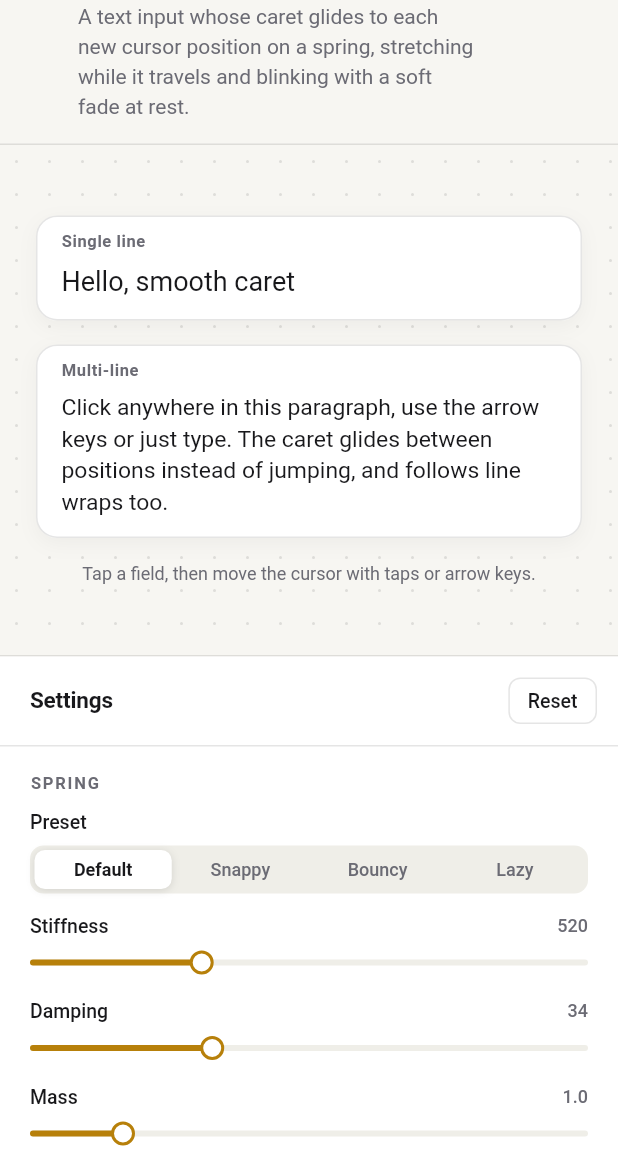
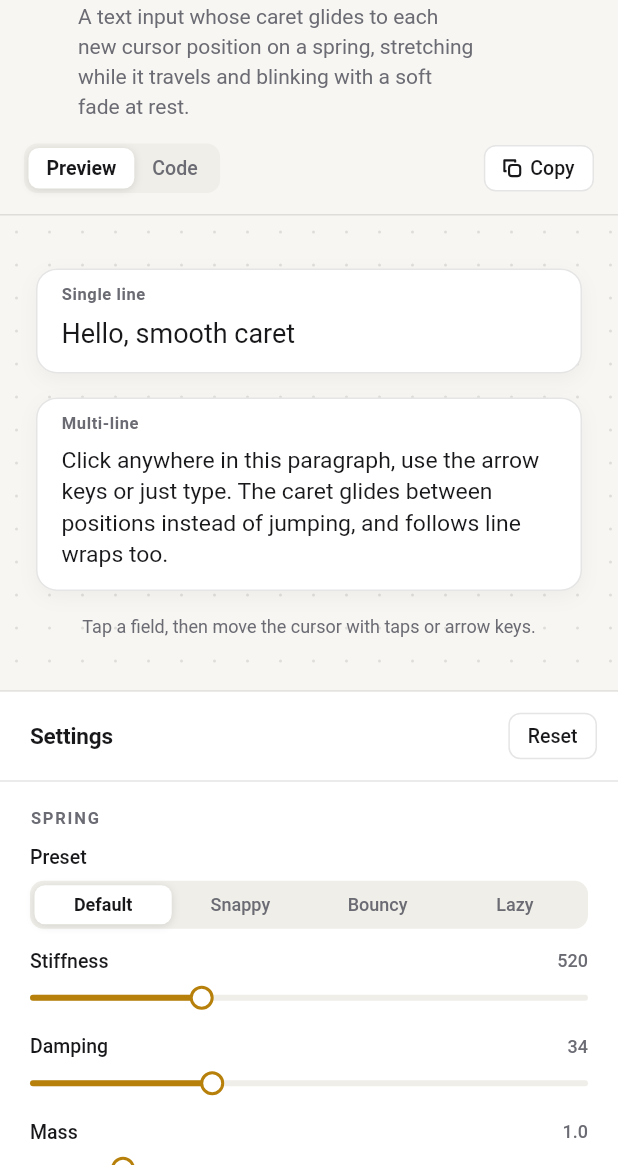
Before and after one commit to lucas-goldner/flutter-golden-components, a Flutter app: the screen it shows after launch, after a tap on "Dark", after a tap on "Light", after a tap on "001", on a phone screen of 412 x 824 dp, the part 71-1236 px from its top. Run offline on Flutter 3.47's test engine with Material 3 defaults, Android fonts, the phone set to English and light mode, and no system bars.

Commit message:
Gallery: Code tab with highlighted source and Copy code button
Each component page now has a Preview / Code switch and a Copy code
button. The package ships component sources as assets so the gallery
can load them; the code view uses a small widgets-only Dart highlighter
(keywords, types, calls, strings, numbers, comments, annotations) with
line numbers and a bundled monospace font (DejaVu Sans Mono).

Co-Authored-By: Claude Opus 5.5 <noreply@anthropic.com>
Claude-Session: https://claude.ai/code/session_01Lau5SnzYcLALEXvzM8Simn

```diff
--- /dev/null
+++ b/example/lib/gallery/code_view.dart
@@ -0,0 +1,319 @@
+import 'dart:async';
+
+import 'package:flutter/services.dart';
+import 'package:flutter/widgets.dart';
+
+import 'controls.dart';
+import 'dart_highlighter.dart';
+import 'registry.dart';
+import 'theme.dart';
+
+final Map<String, Future<String>> _sourceCache = {};
+
+/// Loads a component's source, which the package ships as an asset.
+Future<String> loadComponentSource(GalleryComponent component, {AssetBundle? bundle}) {
+  return _sourceCache[component.sourceAsset] ??= (bundle ?? rootBundle).loadString(
+    component.sourceAsset,
+  );
+}
+
+/// Copies a component's source to the clipboard and briefly confirms it.
+class CopyCodeButton extends StatefulWidget {
+  const CopyCodeButton({super.key, required this.component, this.compact = false});
+
+  final GalleryComponent component;
+
+  /// Shows "Copy" instead of "Copy code", for tight layouts.
+  final bool compact;
+
+  @override
+  State<CopyCodeButton> createState() => _CopyCodeButtonState();
+}
+
+class _CopyCodeButtonState extends State<CopyCodeButton> {
+  bool _copied = false;
+  Timer? _reset;
+
+  @override
+  void dispose() {
+    _reset?.cancel();
+    super.dispose();
+  }
+
+  Future<void> _copy() async {
+    final code = await loadComponentSource(widget.component);
+    await Clipboard.setData(ClipboardData(text: code));
+    if (!mounted) return;
+    setState(() => _copied = true);
+    _reset?.cancel();
+    _reset = Timer(const Duration(milliseconds: 1600), () {
+      if (mounted) setState(() => _copied = false);
+    });
+  }
+
+  @override
+  Widget build(BuildContext context) {
+    final p = GalleryTheme.paletteOf(context);
+    return GalleryButton(
+      label: _copied ? 'Copied' : (widget.compact ? 'Copy' : 'Copy code'),
+      onTap: _copy,
+      leading: SizedBox.square(
+        dimension: 12,
+        child: CustomPaint(painter: _copied ? _CheckPainter(p.accent) : _CopyPainter(p.text)),
+      ),
+    );
+  }
+}
+
+/// Read-only, syntax highlighted view of a component's source.
+class CodeView extends StatefulWidget {
+  const CodeView({super.key, required this.component});
+
+  final GalleryComponent component;
+
+  @override
+  State<CodeView> createState() => _CodeViewState();
+}
+
+class _CodeViewState extends State<CodeView> {
+  late Future<String> _source = loadComponentSource(widget.component);
+  final _vertical = ScrollController();
+  final _horizontal = ScrollController();
+
+  @override
+  void didUpdateWidget(CodeView oldWidget) {
+    super.didUpdateWidget(oldWidget);
+    if (oldWidget.component != widget.component) _source = loadComponentSource(widget.component);
+  }
+
+  @override
+  void dispose() {
+    _vertical.dispose();
+    _horizontal.dispose();
+    super.dispose();
+  }
+
+  @override
+  Widget build(BuildContext context) {
+    final gallery = GalleryTheme.paletteOf(context);
+    final code = gallery.isDark ? CodePalette.dark : CodePalette.light;
+    return ColoredBox(
+      color: code.background,
+      child: Column(
+        crossAxisAlignment: CrossAxisAlignment.stretch,
+        children: [
+          _FileBar(component: widget.component, source: _source),
+          Container(height: 1, color: gallery.border),
+          Expanded(
+            child: FutureBuilder<String>(
+              future: _source,
+              builder: (context, snap) {
+                if (snap.hasError) {
+                  return Center(
+                    child: Text(
+                      'Could not load ${widget.component.sourcePath}',
+                      style: GalleryText.body(gallery),
+                    ),
+                  );
+                }
+                final source = snap.data;
+                if (source == null) return const SizedBox.shrink();
+                return _CodeBody(
+                  source: source,
+                  palette: code,
+                  vertical: _vertical,
+                  horizontal: _horizontal,
+                );
+              },
+            ),
+          ),
+        ],
+      ),
+    );
+  }
+}
+
+class _FileBar extends StatelessWidget {
+  const _FileBar({required this.component, required this.source});
+
+  final GalleryComponent component;
+  final Future<String> source;
+
+  @override
+  Widget build(BuildContext context) {
+    final p = GalleryTheme.paletteOf(context);
+    return Padding(
+      padding: const EdgeInsets.fromLTRB(20, 12, 20, 12),
+      child: Row(
+        children: [
+          Expanded(
+            child: Text.rich(
+              TextSpan(
+                children: [
+                  TextSpan(text: component.sourcePath),
+                  WidgetSpan(
+                    alignment: PlaceholderAlignment.middle,
+                    child: FutureBuilder<String>(
+                      future: source,
+                      builder: (context, snap) => Text(
+                        snap.hasData ? '   ${'\n'.allMatches(snap.data!).length + 1} lines' : '',
+                        style: GalleryText.value(p),
+                      ),
+                    ),
+                  ),
+                ],
+              ),
+              maxLines: 1,
+              overflow: TextOverflow.ellipsis,
+              style: TextStyle(fontFamily: kMonoFont, fontSize: 12, color: p.text),
+            ),
+          ),
+        ],
+      ),
+    );
+  }
+}
+
+/// Font bundled by the gallery for code.
+const String kMonoFont = 'GalleryMono';
+
+class _CodeBody extends StatelessWidget {
+  const _CodeBody({
+    required this.source,
+    required this.palette,
+    required this.vertical,
+    required this.horizontal,
+  });
+
+  final String source;
+  final CodePalette palette;
+  final ScrollController vertical;
+  final ScrollController horizontal;
+
+  @override
+  Widget build(BuildContext context) {
+    const fontSize = 13.0;
+    const height = 1.55;
+    // A forced strut keeps the gutter and code lines exactly aligned.
+    const strut = StrutStyle(
+      fontFamily: kMonoFont,
+      fontSize: fontSize,
+      height: height,
+      forceStrutHeight: true,
+    );
+    final base = TextStyle(
+      fontFamily: kMonoFont,
+      fontSize: fontSize,
+      height: height,
+      color: palette.plain,
+    );
+    final lines = '\n'.allMatches(source).length + 1;
+    final numbers = List.generate(lines, (i) => '${i + 1}').join('\n');
+    final thumb = palette.lineNumber.withValues(alpha: 0.6);
+    final bottom = MediaQuery.paddingOf(context).bottom;
+
+    return RawScrollbar(
+      controller: vertical,
+      thumbColor: thumb,
+      radius: const Radius.circular(3),
+      thickness: 6,
+      child: SingleChildScrollView(
+        controller: vertical,
+        padding: EdgeInsets.only(top: 14, bottom: 24 + bottom),
+        child: Row(
+          crossAxisAlignment: CrossAxisAlignment.start,
+          children: [
+            Container(
+              color: palette.gutter,
+              padding: const EdgeInsets.only(left: 16, right: 18),
+              child: Text(
+                numbers,
+                textAlign: TextAlign.right,
+                strutStyle: strut,
+                style: base.copyWith(color: palette.lineNumber),
+              ),
+            ),
+            Expanded(
+              child: RawScrollbar(
+                controller: horizontal,
+                thumbColor: thumb,
+                radius: const Radius.circular(3),
+                thickness: 6,
+                child: SingleChildScrollView(
+                  controller: horizontal,
+                  scrollDirection: Axis.horizontal,
+                  padding: const EdgeInsets.only(right: 24, bottom: 10),
+                  child: Text.rich(
+                    TextSpan(style: base, children: highlightDart(source, palette)),
+                    strutStyle: strut,
+                    softWrap: false,
+                  ),
+                ),
+              ),
+            ),
+          ],
+        ),
+      ),
+    );
+  }
+}
+
+class _CopyPainter extends CustomPainter {
+  _CopyPainter(this.color);
+
+  final Color color;
+
+  @override
+  void paint(Canvas canvas, Size size) {
+    final s = size.width;
+    final paint = Paint()
+      ..style = PaintingStyle.stroke
+      ..strokeWidth = 1.4
+      ..color = color;
+    canvas.drawRRect(
+      RRect.fromRectAndRadius(
+        Rect.fromLTWH(s * 0.32, s * 0.32, s * 0.62, s * 0.62),
+        const Radius.circular(2),
+      ),
+      paint,
+    );
+    canvas.drawPath(
+      Path()
+        ..moveTo(s * 0.18, s * 0.66)
+        ..lineTo(s * 0.06, s * 0.66)
+        ..lineTo(s * 0.06, s * 0.06)
+        ..lineTo(s * 0.66, s * 0.06)
+        ..lineTo(s * 0.66, s * 0.18),
+      paint..strokeJoin = StrokeJoin.round,
+    );
+  }
+
+  @override
+  bool shouldRepaint(_CopyPainter oldDelegate) => oldDelegate.color != color;
+}
+
+class _CheckPainter extends CustomPainter {
+  _CheckPainter(this.color);
+
+  final Color color;
+
+  @override
+  void paint(Canvas canvas, Size size) {
+    final s = size.width;
+    canvas.drawPath(
+      Path()
+        ..moveTo(s * 0.1, s * 0.55)
+        ..lineTo(s * 0.4, s * 0.82)
+        ..lineTo(s * 0.92, s * 0.2),
+      Paint()
+        ..style = PaintingStyle.stroke
+        ..strokeWidth = 1.8
+        ..strokeCap = StrokeCap.round
+        ..strokeJoin = StrokeJoin.round
+        ..color = color,
+    );
+  }
+
+  @override
+  bool shouldRepaint(_CheckPainter oldDelegate) => oldDelegate.color != color;
+}
--- /dev/null
+++ b/example/lib/gallery/dart_highlighter.dart
@@ -0,0 +1,151 @@
+import 'package:flutter/widgets.dart';
+
+/// Colors for highlighted Dart code (GitHub-like).
+@immutable
+class CodePalette {
+  const CodePalette({
+    required this.background,
+    required this.gutter,
+    required this.lineNumber,
+    required this.plain,
+    required this.keyword,
+    required this.type,
+    required this.function,
+    required this.string,
+    required this.number,
+    required this.comment,
+    required this.annotation,
+  });
+
+  final Color background;
+  final Color gutter;
+  final Color lineNumber;
+  final Color plain;
+  final Color keyword;
+  final Color type;
+  final Color function;
+  final Color string;
+  final Color number;
+  final Color comment;
+  final Color annotation;
+
+  static const dark = CodePalette(
+    background: Color(0xFF0D1117),
+    gutter: Color(0xFF0D1117),
+    lineNumber: Color(0xFF4B535D),
+    plain: Color(0xFFE6EDF3),
+    keyword: Color(0xFFFF7B72),
+    type: Color(0xFFFFA657),
+    function: Color(0xFFD2A8FF),
+    string: Color(0xFFA5D6FF),
+    number: Color(0xFF79C0FF),
+    comment: Color(0xFF8B949E),
+    annotation: Color(0xFFF5C451),
+  );
+
+  static const light = CodePalette(
+    background: Color(0xFFFFFFFF),
+    gutter: Color(0xFFFFFFFF),
+    lineNumber: Color(0xFFAFB8C1),
+    plain: Color(0xFF1F2328),
+    keyword: Color(0xFFCF222E),
+    type: Color(0xFF953800),
+    function: Color(0xFF8250DF),
+    string: Color(0xFF0A3069),
+    number: Color(0xFF0550AE),
+    comment: Color(0xFF6E7781),
+    annotation: Color(0xFF9A6700),
+  );
+}
+
+/// Kind of a highlighted token.
+enum DartToken { plain, keyword, type, function, string, number, comment, annotation }
+
+const Set<String> _keywords = {
+  'abstract', 'as', 'assert', 'async', 'await', 'base', 'break', 'case', //
+  'catch', 'class', 'const', 'continue', 'covariant', 'default', 'deferred',
+  'do', 'dynamic', 'else', 'enum', 'export', 'extends', 'extension',
+  'external', 'factory', 'false', 'final', 'finally', 'for', 'Function', 'get',
+  'hide', 'if', 'implements', 'import', 'in', 'interface', 'is', 'late',
+  'library', 'mixin', 'new', 'null', 'on', 'operator', 'part', 'required',
+  'rethrow', 'return', 'sealed', 'set', 'show', 'static', 'super', 'switch',
+  'sync', 'this', 'throw', 'true', 'try', 'typedef', 'var', 'void', 'when',
+  'while', 'with', 'yield',
+};
+
+/// Built-in types that start lowercase.
+const Set<String> _builtinTypes = {'int', 'double', 'num', 'bool'};
+
+final RegExp _token = RegExp(
+  r'(?<comment>//[^\n]*|/\*[\s\S]*?\*/)'
+  r'|(?<string>r?"""[\s\S]*?"""|'
+  r"r?'''[\s\S]*?'''|"
+  r'''r?"(?:[^"\\\n]|\\.)*"|r?'(?:[^'\\\n]|\\.)*')'''
+  r'|(?<annotation>@[A-Za-z_]\w*)'
+  r'|(?<number>\b(?:0x[0-9A-Fa-f]+|\d+(?:\.\d+)?(?:e[+-]?\d+)?)\b)'
+  r'|(?<word>[A-Za-z_$][\w$]*)(?<call>\s*(?:<[\w<>, ?]*>)?\()?',
+);
+
+final RegExp _typeName = RegExp(r'^_?[A-Z]');
+
+/// Splits Dart source into `(text, kind)` runs. Pure, so it is easy to test.
+List<(String, DartToken)> tokenizeDart(String code) {
+  final out = <(String, DartToken)>[];
+  var last = 0;
+  for (final m in _token.allMatches(code)) {
+    if (m.start > last) out.add((code.substring(last, m.start), DartToken.plain));
+    final DartToken kind;
+    var text = m[0]!;
+    if (m.namedGroup('comment') != null) {
+      kind = DartToken.comment;
+    } else if (m.namedGroup('string') != null) {
+      kind = DartToken.string;
+    } else if (m.namedGroup('annotation') != null) {
+      kind = DartToken.annotation;
+    } else if (m.namedGroup('number') != null) {
+      kind = DartToken.number;
+    } else {
+      // Only color the identifier; the trailing `(` / type args stay plain.
+      final word = m.namedGroup('word')!;
+      final isCall = m.namedGroup('call') != null;
+      text = word;
+      if (_keywords.contains(word)) {
+        kind = DartToken.keyword;
+      } else if (_typeName.hasMatch(word) || _builtinTypes.contains(word)) {
+        kind = DartToken.type;
+      } else if (isCall) {
+        kind = DartToken.function;
+      } else {
+        kind = DartToken.plain;
+      }
+      out.add((text, kind));
+      if (isCall) out.add((m.namedGroup('call')!, DartToken.plain));
+      last = m.end;
+      continue;
+    }
+    out.add((text, kind));
+    last = m.end;
+  }
+  if (last < code.length) out.add((code.substring(last), DartToken.plain));
+  return out;
+}
+
+/// Highlights Dart source as [TextSpan]s colored with [palette].
+List<TextSpan> highlightDart(String code, CodePalette palette) {
+  return [
+    for (final (text, kind) in tokenizeDart(code))
+      TextSpan(
+        text: text,
+        style: switch (kind) {
+          DartToken.plain => null,
+          DartToken.keyword => TextStyle(color: palette.keyword),
+          DartToken.type => TextStyle(color: palette.type),
+          DartToken.function => TextStyle(color: palette.function),
+          DartToken.string => TextStyle(color: palette.string),
+          DartToken.number => TextStyle(color: palette.number),
+          DartToken.annotation => TextStyle(color: palette.annotation),
+          DartToken.comment => TextStyle(color: palette.comment, fontStyle: FontStyle.italic),
+        },
+      ),
+  ];
+}
--- a/example/lib/gallery/registry.dart
+++ b/example/lib/gallery/registry.dart
@@ -11,6 +11,7 @@ class GalleryComponent {
     required this.name,
     required this.description,
     required this.tags,
+    required this.sourcePath,
     required this.builder,
   });
 
@@ -23,10 +24,18 @@ class GalleryComponent {
   final String description;
   final List<String> tags;
 
+  /// Path of the component's source inside the package, e.g.
+  /// `lib/src/smooth_caret/smooth_caret_field.dart`. Its folder must be
+  /// listed under `flutter: assets:` in the package's pubspec.yaml.
+  final String sourcePath;
+
   /// Builds the playground (preview + settings) for this component.
   final WidgetBuilder builder;
 
   String get route => '/$slug';
+
+  /// Asset key the gallery loads [sourcePath] from.
+  String get sourceAsset => 'packages/flutter_golden_components/$sourcePath';
   String get badge => number.toString().padLeft(3, '0');
 }
 
@@ -40,6 +49,7 @@ final List<GalleryComponent> galleryComponents = [
         'A text input whose caret glides to each new cursor position on a spring, '
         'stretching while it travels and blinking with a soft fade at rest.',
     tags: const ['input', 'text', 'spring'],
+    sourcePath: 'lib/src/smooth_caret/smooth_caret_field.dart',
     builder: (context) => const SmoothCaretDemo(),
   ),
 ];
--- a/example/lib/gallery/shell.dart
+++ b/example/lib/gallery/shell.dart
@@ -2,6 +2,7 @@ import 'dart:math' as math;
 
 import 'package:flutter/widgets.dart';
 
+import 'code_view.dart';
 import 'controls.dart';
 import 'registry.dart';
 import 'theme.dart';
@@ -388,10 +389,19 @@ class _Tags extends StatelessWidget {
 }
 
 /// A component's page: header plus its playground.
-class ComponentPage extends StatelessWidget {
+class ComponentPage extends StatefulWidget {
   const ComponentPage({super.key, required this.component});
 
   final GalleryComponent component;
+
+  @override
+  State<ComponentPage> createState() => _ComponentPageState();
+}
+
+class _ComponentPageState extends State<ComponentPage> {
+  bool _showCode = false;
+
+  GalleryComponent get component => widget.component;
 
   @override
   Widget build(BuildContext context) {
@@ -463,11 +473,88 @@ class ComponentPage extends StatelessWidget {
                 ],
               ),
             ),
+            Padding(
+              padding: EdgeInsets.fromLTRB(wide ? 24 : 16, 0, 16, 14),
+              child: Row(
+                children: [
+                  _ViewTabs(showCode: _showCode, onChanged: (v) => setState(() => _showCode = v)),
+                  const Spacer(),
+                  CopyCodeButton(component: component, compact: !wide),
+                ],
+              ),
+            ),
             Container(height: 1, color: p.border),
-            Expanded(child: component.builder(context)),
+            Expanded(
+              // IndexedStack keeps the playground's settings while the code
+              // is shown.
+              child: IndexedStack(
+                index: _showCode ? 1 : 0,
+                sizing: StackFit.expand,
+                children: [
+                  component.builder(context),
+                  CodeView(component: component),
+                ],
+              ),
+            ),
           ],
         ),
       ),
     );
   }
 }
+
+/// Preview / Code switch in the component header.
+class _ViewTabs extends StatelessWidget {
+  const _ViewTabs({required this.showCode, required this.onChanged});
+
+  final bool showCode;
+  final ValueChanged<bool> onChanged;
+
+  @override
+  Widget build(BuildContext context) {
+    final p = GalleryTheme.paletteOf(context);
+    Widget tab(String label, bool code) {
+      final selected = showCode == code;
+      return Semantics(
+        button: true,
+        selected: selected,
+        child: Pressable(
+          onTap: () => onChanged(code),
+          builder: (context, hover, pressed) => AnimatedContainer(
+            duration: const Duration(milliseconds: 160),
+            padding: const EdgeInsets.symmetric(horizontal: 12, vertical: 6),
+            decoration: BoxDecoration(
+              color: selected ? p.surface : (hover ? p.surface.withValues(alpha: 0.4) : null),
+              borderRadius: BorderRadius.circular(7),
+              boxShadow: [
+                if (selected)
+                  BoxShadow(
+                    color: const Color(0xFF000000).withValues(alpha: 0.12),
+                    blurRadius: 4,
+                    offset: const Offset(0, 1),
+                  ),
+              ],
+            ),
+            child: Text(
+              label,
+              style: TextStyle(
+                fontSize: 13,
+                fontWeight: selected ? FontWeight.w600 : FontWeight.w500,
+                color: selected ? p.text : p.muted,
+              ),
+            ),
+          ),
+        ),
+      );
+    }
+
+    return Container(
+      padding: const EdgeInsets.all(3),
+      decoration: BoxDecoration(color: p.surfaceAlt, borderRadius: BorderRadius.circular(9)),
+      child: Row(
+        mainAxisSize: MainAxisSize.min,
+        children: [tab('Preview', false), tab('Code', true)],
+      ),
+    );
+  }
+}
--- a/example/pubspec.yaml
+++ b/example/pubspec.yaml
@@ -19,3 +19,9 @@ dev_dependencies:
   flutter_test:
     sdk: flutter
   flutter_lints: ^6.0.0
+
+flutter:
+  fonts:
+    - family: GalleryMono
+      fonts:
+        - asset: assets/fonts/DejaVuSansMono.ttf
--- a/pubspec.yaml
+++ b/pubspec.yaml
@@ -16,3 +16,8 @@ dev_dependencies:
   flutter_test:
     sdk: flutter
   flutter_lints: ^6.0.0
+
+flutter:
+  # Component sources ship as assets so the gallery can show and copy them.
+  assets:
+    - lib/src/smooth_caret/
```
Also changed, not shown: example/assets/fonts/DejaVu_LICENSE.txt (added, +78 -0 lines), example/assets/fonts/DejaVuSansMono.ttf (added), 2 other files.
